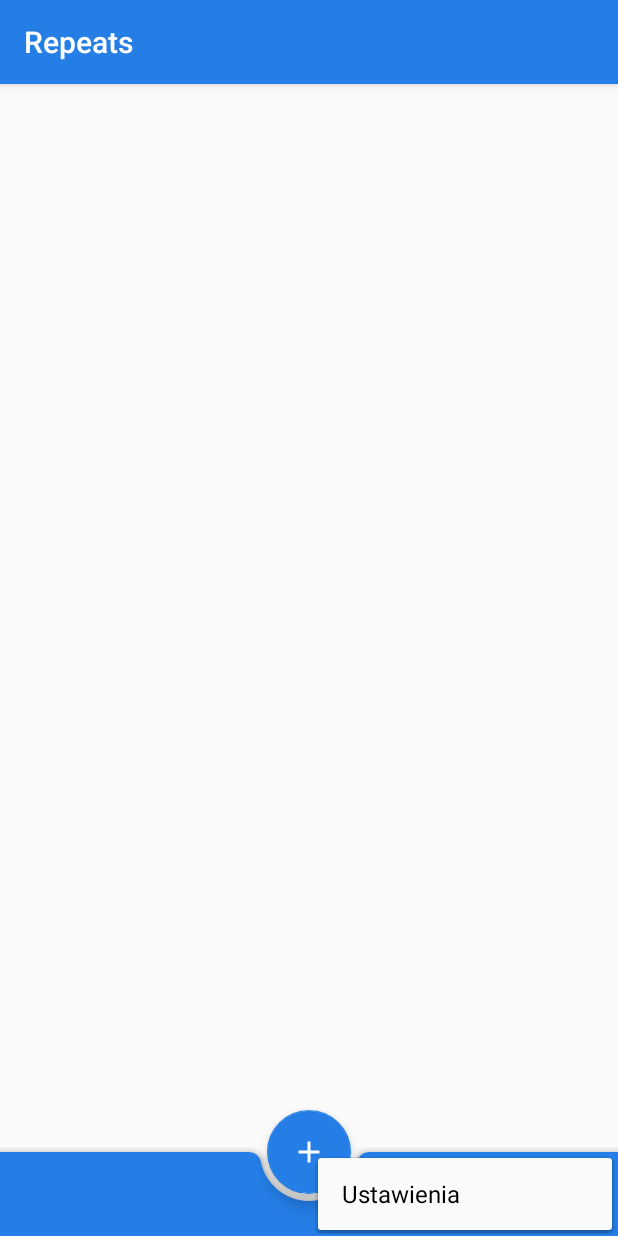
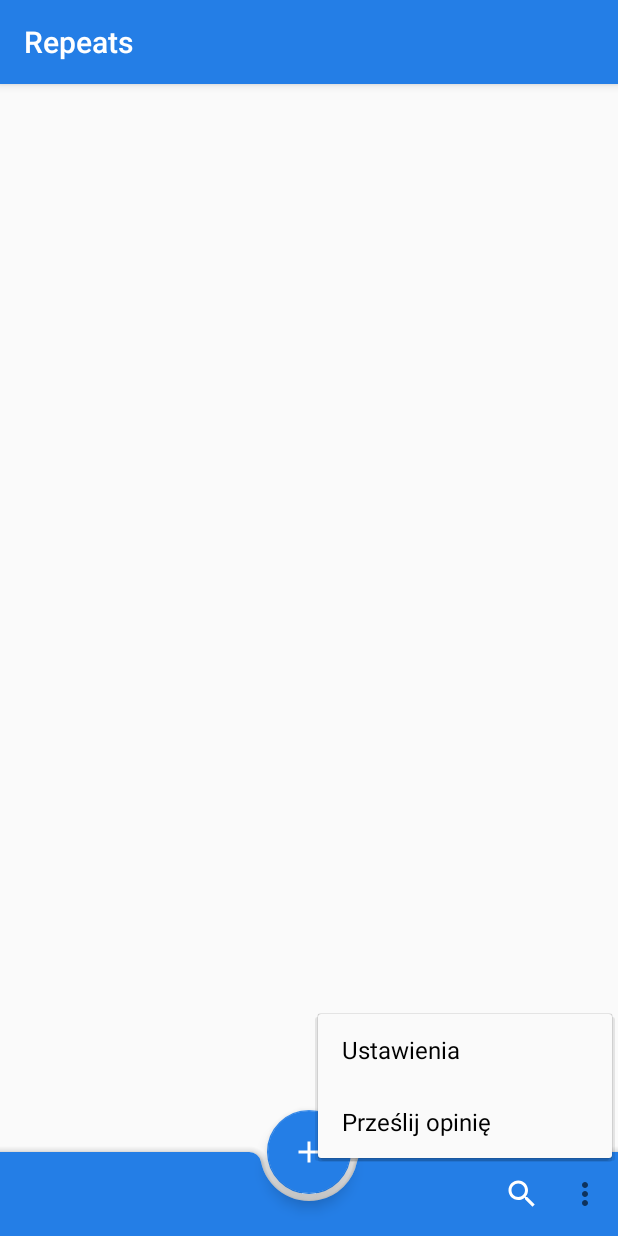
Before and after one commit to RootekStudio/RepeatsJava, an Android app: the screen it shows after launch (MainActivity), with the options menu open, on a phone screen of 412 x 824 dp. Run offline under Robolectric (Android 15) with nearby library versions, the phone set to English and light mode, and no system bars.

Commit message:
2.0_alpha23

```diff
--- a/app/build.gradle
+++ b/app/build.gradle
@@ -6,8 +6,8 @@ android {
         applicationId "com.rootekstudio.repeatsandroid"
         minSdkVersion 15
         targetSdkVersion 28
-        versionCode 21
-        versionName "2.0_test12"
+        versionCode 22
+        versionName "2.0_test13"
         testInstrumentationRunner "androidx.test.runner.AndroidJUnitRunner"
     }
     buildTypes {
--- /dev/null
+++ b/app/src/main/res/color/colorstatelist.xml
@@ -0,0 +1,7 @@
+<?xml version="1.0" encoding="utf-8"?>
+<selector xmlns:android="http://schemas.android.com/apk/res/android">
+<item android:state_pressed="true"
+    android:color="@color/colorPrimary"/>
+    <item android:state_active="true"
+        android:color="@color/colorPrimary"/>
+</selector>
--- a/app/src/main/res/layout/addrepeatslistitem.xml
+++ b/app/src/main/res/layout/addrepeatslistitem.xml
@@ -56,7 +56,7 @@
         android:layout_height="wrap_content"
         android:ems="10"
         android:inputType="textPersonName"
-        android:hint="Pytanie"
+        android:hint="@string/Question"
         android:layout_toLeftOf="@id/addImage"
         android:layout_alignParentStart="true"
         android:layout_alignParentLeft="true"
@@ -71,7 +71,7 @@
         android:ems="10"
         android:inputType="textPersonName"
         android:layout_below="@id/questionBox"
-        android:hint="Odpowiedz"
+        android:hint="@string/Answer"
         android:layout_toLeftOf="@id/addImage"
         android:layout_alignParentStart="true"
         android:layout_alignParentLeft="true"
--- a/app/src/main/res/menu/bottomappbarmain.xml
+++ b/app/src/main/res/menu/bottomappbarmain.xml
@@ -9,7 +9,11 @@
         app:showAsAction="ifRoom"/>
     <item
         android:id="@+id/app_bar_settings"
-        android:icon="@drawable/ic_settings_white"
         android:title="@string/Settings"
         app:showAsAction="never"/>
+
+    <item
+        android:id="@+id/app_bar_feedback"
+        android:title="@string/SendFeedback"
+        app:showAsAction="never"/>
 </menu>
--- a/app/src/main/res/values/strings.xml
+++ b/app/src/main/res/values/strings.xml
@@ -1,6 +1,8 @@
 <resources>
     <string name="app_name">Repeats</string>
     <string name="title_activity_repeats_add_edit">Zestaw</string>
+    <string name="Question">Pytanie</string>
+    <string name="Answer">Odpowiedź</string>
     <string name="Tag_id_0">0</string>
     <string name="Tag_id_1">1</string>
     <string name="CH1">Powiadomienia z pytaniem</string>
@@ -47,4 +49,6 @@
     <string name="channeldesc2">Ten kanał odpowiada za dostrczenie powiadomienia z odpowiedzią</string>
     <string name="channelname3">Powiadomienia funkcji Następne pytanie</string>
     <string name="channeldesc3">Ten kanał odpowiada za funkcję Następne pytanie</string>
+    <string name="SendFeedback">Prześlij opinię</string>
+    <string name="FeedbackSubject">Opinia o Repeats na Androida wersja </string>
 </resources>
```
Also changed, not shown: app/src/main/java/com/rootekstudio/repeatsandroid/MainActivity.java (+25 -0 lines).
